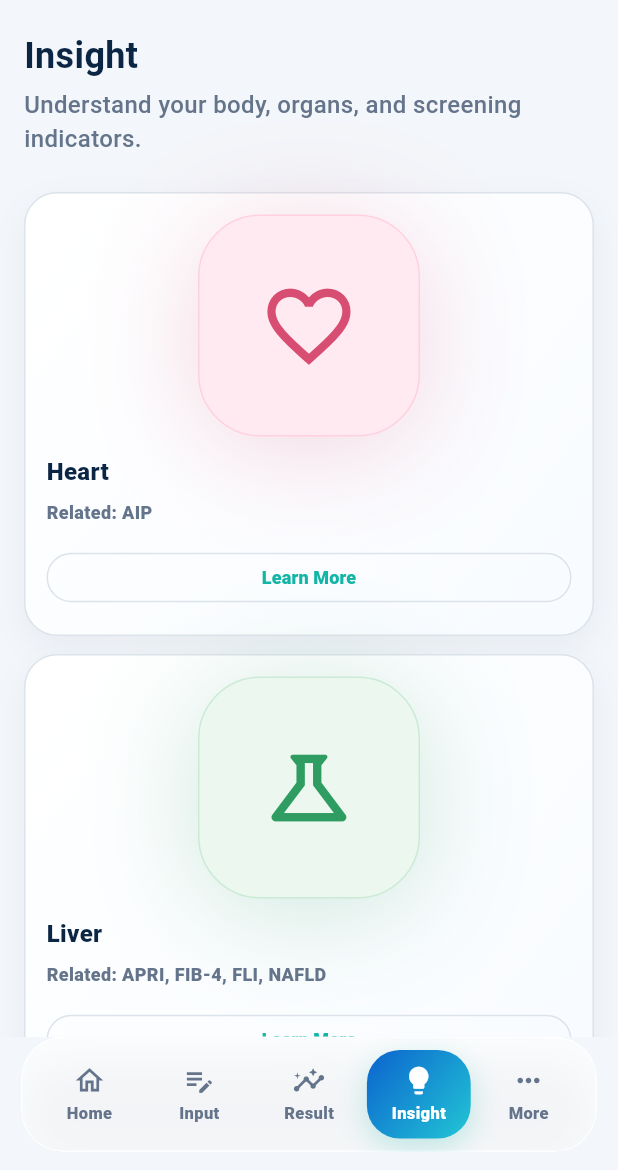
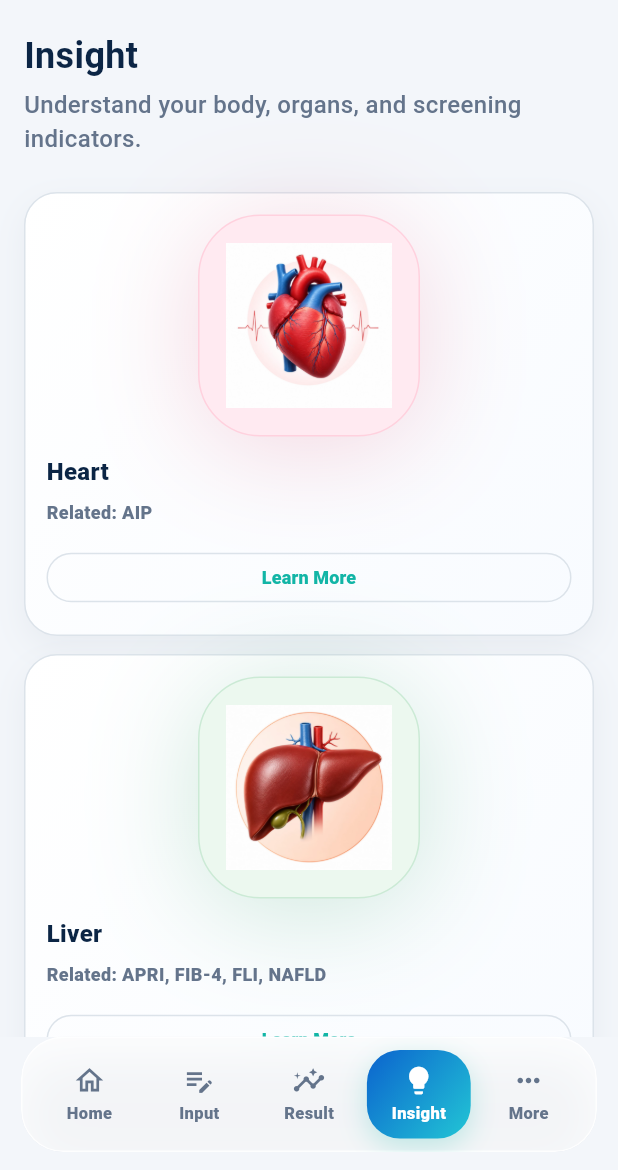
Before and after one commit to D-Varshini17/VitalMap, a Flutter app: the screen it shows once a user with an empty profile is signed in, item 4 of the bottom bar chosen, on a phone screen of 412 x 824 dp, the part 66-1236 px from its top. Run offline on Flutter 3.47's test engine with Material 3 defaults, Android fonts, the phone set to English and light mode, and no system bars; our stand-ins replace cloud_firestore, firebase_auth, firebase_core, pdf, printing, shared_preferences; accounts and stored records are empty; project files that could hold a hidden picture were left out.

Commit message:
Restore organ images and stabilize web splash

```diff
--- a/frontend/lib/widgets/organ_visual.dart
+++ b/frontend/lib/widgets/organ_visual.dart
@@ -37,10 +37,17 @@ class OrganVisualIcon extends StatelessWidget {
               ]
             : null,
       ),
-      child: Icon(
-        style.icon,
-        color: style.accent,
-        size: iconSize ?? size * 0.45,
+      child: Padding(
+        padding: EdgeInsets.all(size * 0.12),
+        child: Image.asset(
+          style.assetPath,
+          fit: BoxFit.contain,
+          errorBuilder: (context, error, stackTrace) => Icon(
+            Icons.image_not_supported_outlined,
+            color: style.accent,
+            size: iconSize ?? size * 0.45,
+          ),
+        ),
       ),
     );
   }
@@ -48,13 +55,13 @@ class OrganVisualIcon extends StatelessWidget {
 
 class OrganVisualStyle {
   const OrganVisualStyle({
-    required this.icon,
+    required this.assetPath,
     required this.background,
     required this.border,
     required this.accent,
   });
 
-  final IconData icon;
+  final String assetPath;
   final Color background;
   final Color border;
   final Color accent;
@@ -64,21 +71,21 @@ OrganVisualStyle organVisualStyle(String organ) {
   switch (organ.trim().toLowerCase()) {
     case 'heart':
       return const OrganVisualStyle(
-        icon: Icons.favorite_border,
+        assetPath: 'assets/images/organs/heart.png',
         background: Color(0xFFFFEAF1),
         border: Color(0xFFFFD1DE),
         accent: Color(0xFFD84D72),
       );
     case 'liver':
       return const OrganVisualStyle(
-        icon: Icons.science_outlined,
+        assetPath: 'assets/images/organs/liver.png',
         background: Color(0xFFECF8EF),
         border: Color(0xFFCBEAD5),
         accent: Color(0xFF2F9D62),
       );
     case 'kidney':
       return const OrganVisualStyle(
-        icon: Icons.water_drop_outlined,
+        assetPath: 'assets/images/organs/kidney.png',
         background: Color(0xFFEAF7FF),
         border: Color(0xFFCFEFFF),
         accent: Color(0xFF0B63CE),
@@ -86,7 +93,7 @@ OrganVisualStyle organVisualStyle(String organ) {
     case 'lung':
     case 'lungs':
       return const OrganVisualStyle(
-        icon: Icons.air_outlined,
+        assetPath: 'assets/images/organs/lungs.png',
         background: Color(0xFFE7FBFF),
         border: Color(0xFFC8F1F7),
         accent: Color(0xFF21AFC2),
@@ -94,7 +101,7 @@ OrganVisualStyle organVisualStyle(String organ) {
     case 'diabetes / metabolic':
     case 'diabetes':
       return const OrganVisualStyle(
-        icon: Icons.monitor_heart_outlined,
+        assetPath: 'assets/images/organs/brain_metabolic.png',
         background: Color(0xFFFFF4E2),
         border: Color(0xFFFFDFB5),
         accent: Color(0xFFE28C25),
@@ -102,7 +109,7 @@ OrganVisualStyle organVisualStyle(String organ) {
     case 'brain / metabolic':
     case 'brain':
       return const OrganVisualStyle(
-        icon: Icons.psychology_outlined,
+        assetPath: 'assets/images/organs/brain_metabolic.png',
         background: Color(0xFFF3EEFF),
         border: Color(0xFFE0D3FF),
         accent: Color(0xFF7C5ACF),
@@ -111,7 +118,7 @@ OrganVisualStyle organVisualStyle(String organ) {
     case 'cbc / differential':
     case 'cbc':
       return const OrganVisualStyle(
-        icon: Icons.bloodtype_outlined,
+        assetPath: 'assets/images/organs/inflammation.png',
         background: Color(0xFFFFEEF0),
         border: Color(0xFFFFCDD3),
         accent: Color(0xFFD94A5F),
@@ -119,7 +126,7 @@ OrganVisualStyle organVisualStyle(String organ) {
     case 'pancreas':
     case 'pancreatic enzymes':
       return const OrganVisualStyle(
-        icon: Icons.biotech_outlined,
+        assetPath: 'assets/images/organs/pancreas.png',
         background: Color(0xFFFFF2E8),
         border: Color(0xFFFFD7C0),
         accent: Color(0xFFE1813A),
@@ -127,14 +134,14 @@ OrganVisualStyle organVisualStyle(String organ) {
     case 'cancer awareness':
     case 'cancer':
       return const OrganVisualStyle(
-        icon: Icons.health_and_safety_outlined,
+        assetPath: 'assets/images/organs/cancer_awareness.png',
         background: Color(0xFFFFF8E5),
         border: Color(0xFFFFE6A3),
         accent: Color(0xFFC89216),
       );
     default:
       return const OrganVisualStyle(
-        icon: Icons.health_and_safety_outlined,
+        assetPath: 'assets/images/organs/heart.png',
         background: AppStyles.softBlue,
         border: AppStyles.softBlueBorder,
         accent: AppStyles.primary,
```
Also changed, not shown: frontend/lib/screens/splash_screen.dart (+14 -5 lines), frontend/lib/firebase_options.dart.
